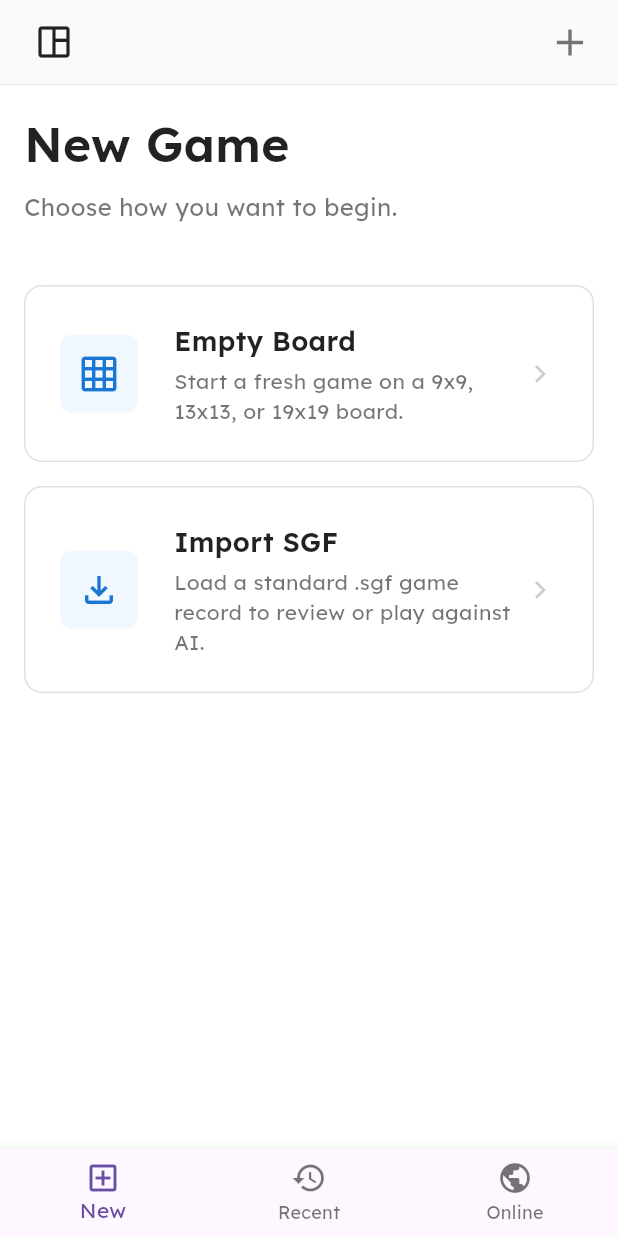
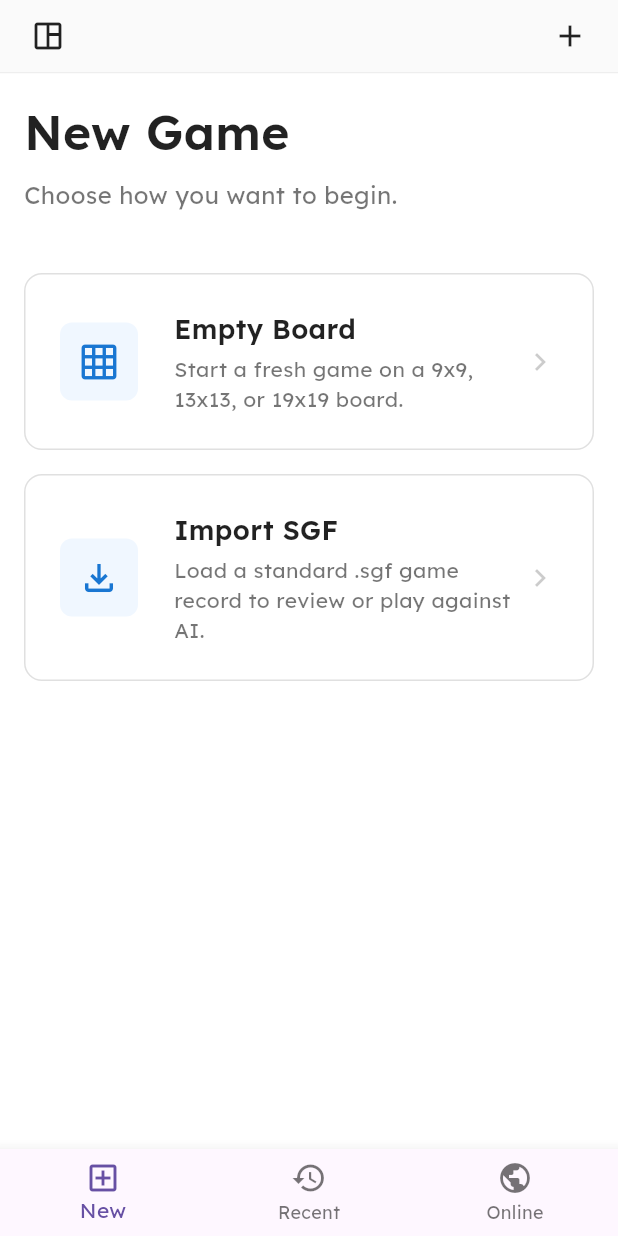
Before and after one commit to hulahulaxl/just-tenuki, a Flutter app: the screen it shows after launch, on a phone screen of 412 x 824 dp. Run offline on Flutter 3.47's test engine with Material 3 defaults, Android fonts, the phone set to English and light mode, and no system bars; our stand-ins replace file_picker, flutter_colorpicker, google_fonts, hive_flutter; missing offline and left inert: dart:html; accounts and stored records are empty.

Commit message:
shrink top bar

```diff
--- a/app/lib/ui/main_layout.dart
+++ b/app/lib/ui/main_layout.dart
@@ -254,7 +254,7 @@ class _MainLayoutState extends State<MainLayout> with TickerProviderStateMixin {
   // Horizontal Tab Bar for Portrait Mode
   Widget _buildHorizontalTabBar() {
     return Container(
-      height: 56,
+      height: 48,
       color: const Color(0xFFFAFAFA),
       child: Row(
         children: [
@@ -301,13 +301,13 @@ class _MainLayoutState extends State<MainLayout> with TickerProviderStateMixin {
         child: MouseRegion(
           cursor: SystemMouseCursors.click,
           child: Container(
-            width: 56,
-            height: 56,
+            width: 48,
+            height: 48,
             alignment: Alignment.center,
             child: Icon(
               icon,
               color: isSelected ? Colors.black87 : Colors.black38,
-              size: 28,
+              size: 24,
             ),
           ),
         ),
@@ -330,7 +330,11 @@ class _MainLayoutState extends State<MainLayout> with TickerProviderStateMixin {
             width: 48,
             height: 48,
             alignment: Alignment.center,
-            child: Icon(icon, color: Colors.black54, size: 30),
+            child: Icon(
+              icon,
+              color: Colors.black87,
+              size: 24,
+            ),
           ),
         ),
       ),
```
